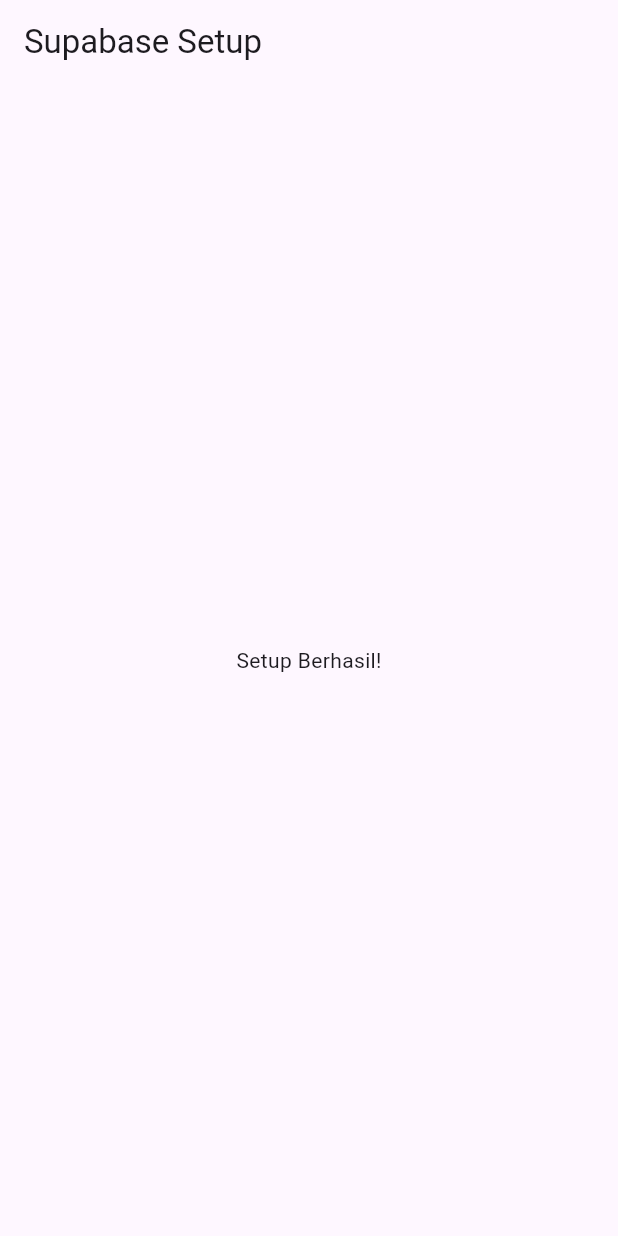
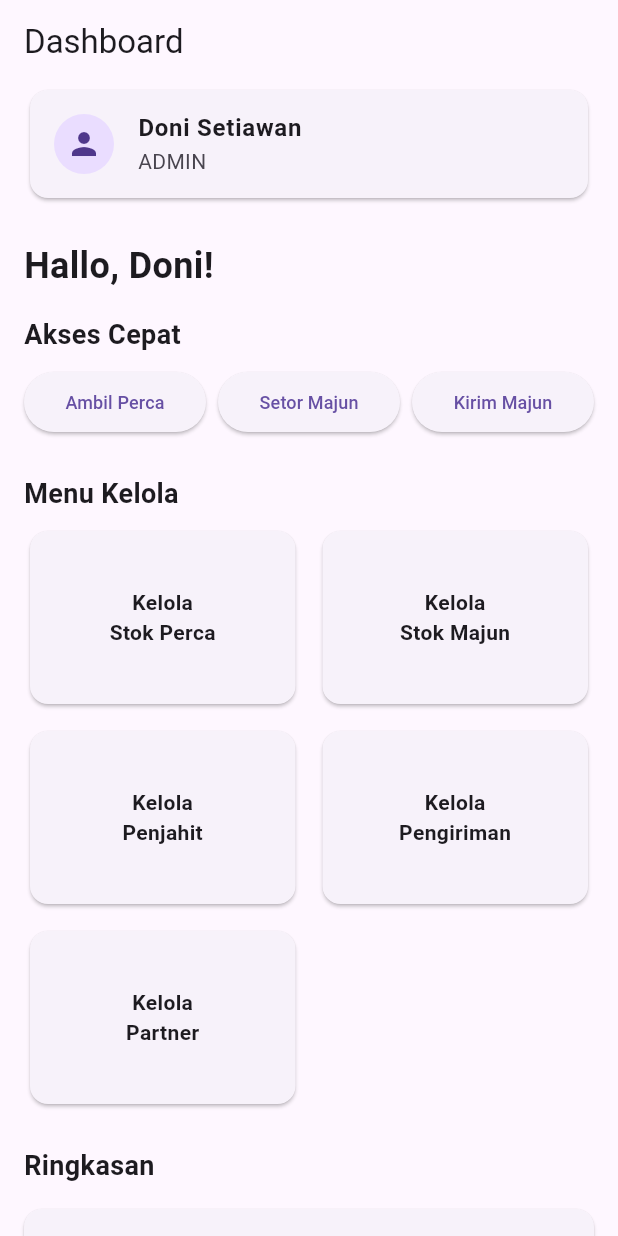
Before and after one commit to dwirez99/majunkita, a Flutter app: the screen it shows after launch, on a phone screen of 412 x 824 dp. Run offline on Flutter 3.47's test engine with Material 3 defaults, Android fonts, the phone set to English and light mode, and no system bars; our stand-ins replace flutter_dotenv, flutter_riverpod, supabase_flutter; accounts and stored records are empty.

Commit message:
Hard code the Dashboard

```diff
--- /dev/null
+++ b/lib/features/Dashboard/presentations/screens/dashboard_admin_screen.dart
@@ -0,0 +1,84 @@
+import 'package:flutter/material.dart';
+import 'package:flutter_riverpod/flutter_riverpod.dart';
+import '../widgets/management_menu.dart';
+import '../widgets/quick_acces_menu.dart';
+import '../widgets/summary_card.dart';
+import '../widgets/user_profile_card.dart';
+
+class DashboardScreen extends ConsumerWidget {
+  const DashboardScreen({super.key});
+
+  @override
+  Widget build(BuildContext context, WidgetRef ref) {
+    return Scaffold(
+      // Kita gunakan AppBar transparan agar konten bisa dimulai dari atas
+      appBar: AppBar(
+        title: const Text('Dashboard'),
+        backgroundColor: Colors.transparent,
+        elevation: 0,
+      ),
+      body: SingleChildScrollView(
+        child: Padding(
+          padding: const EdgeInsets.symmetric(horizontal: 16.0),
+          child: Column(
+            crossAxisAlignment: CrossAxisAlignment.start,
+            children: [
+              // 1. KARTU PROFIL PENGGUNA
+              const UserProfileCard(),
+
+              const SizedBox(height: 24),
+
+              // 2. TEKS SAPAAN
+              const Text(
+                'Hallo, Doni!',
+                style: TextStyle(fontSize: 24, fontWeight: FontWeight.bold),
+              ),
+
+              const SizedBox(height: 16),
+
+              // 3. AKSES CEPAT
+              const QuickAccessButtons(),
+
+              const SizedBox(height: 24),
+
+              // 4. MENU KELOLA
+              const ManagementMenuGrid(),
+
+              const SizedBox(height: 24),
+
+              // 5. BAGIAN RINGKASAN
+              const Text(
+                'Ringkasan',
+                style: TextStyle(fontSize: 18, fontWeight: FontWeight.bold),
+              ),
+              const SizedBox(height: 16),
+              const SummaryCard(
+                title: 'Ringkasan Perca',
+                children: [
+                  Text('Stok Perca Saat Ini : 580 KG'),
+                  Text('Stok yang ada pada penjahit : 60kg'),
+                  Text('Terakhir Ambil : 29-05-2025'),
+                ],
+              ),
+               const SummaryCard(
+                title: 'Ringkasan Majun',
+                children: [
+                  Text('Stok majun Saat Ini : 120 KG'),
+                  Text('Kemungkinan kirim : 20 Karung'),
+                  Text('Pengiriman Terakhir : 01-09-2024'),
+                ],
+              ),
+              const SummaryCard(
+                title: 'Ringkasan Penjahit',
+                children: [
+                  Text('Jumlah Penjahit Aktif : 10'),
+                  Text('Upah yang belum dibayarkan : Rp.700,000.00'),
+                ],
+              ),
+            ],
+          ),
+        ),
+      ),
+    );
+  }
+}
--- /dev/null
+++ b/lib/features/Dashboard/presentations/widgets/management_menu.dart
@@ -0,0 +1,51 @@
+// lib/features/dashboard/presentation/widgets/management_menu_grid.dart
+import 'package:flutter/material.dart';
+
+class ManagementMenuGrid extends StatelessWidget {
+  const ManagementMenuGrid({super.key});
+
+  @override
+  Widget build(BuildContext context) {
+    // Daftar menu bisa dibuat dinamis nanti
+    final List<String> menuItems = [
+      'Kelola\nStok Perca', 'Kelola\nStok Majun',
+      'Kelola\nPenjahit', 'Kelola\nPengiriman',
+      'Kelola\nPartner',
+    ];
+
+    return Column(
+      crossAxisAlignment: CrossAxisAlignment.start,
+      children: [
+        const Text('Menu Kelola', style: TextStyle(fontSize: 18, fontWeight: FontWeight.bold)),
+        const SizedBox(height: 8),
+        GridView.builder(
+          shrinkWrap: true, // Penting di dalam SingleChildScrollView
+          physics: const NeverScrollableScrollPhysics(), // Nonaktifkan scroll internal GridView
+          gridDelegate: const SliverGridDelegateWithFixedCrossAxisCount(
+            crossAxisCount: 2, // 2 kolom
+            crossAxisSpacing: 10,
+            mainAxisSpacing: 10,
+            childAspectRatio: 1.5, // Atur rasio lebar:tinggi card
+          ),
+          itemCount: menuItems.length,
+          itemBuilder: (context, index) {
+            return Card(
+              child: InkWell(
+                onTap: () {
+                  // TODO: Tambahkan navigasi sesuai menu
+                },
+                child: Center(
+                  child: Text(
+                    menuItems[index],
+                    textAlign: TextAlign.center,
+                    style: const TextStyle(fontWeight: FontWeight.bold),
+                  ),
+                ),
+              ),
+            );
+          },
+        ),
+      ],
+    );
+  }
+}
--- /dev/null
+++ b/lib/features/Dashboard/presentations/widgets/quick_acces_menu.dart
@@ -0,0 +1,50 @@
+// lib/features/dashboard/presentation/widgets/quick_access_buttons.dart
+import 'package:flutter/material.dart';
+
+class QuickAccessButtons extends StatelessWidget {
+  const QuickAccessButtons({super.key});
+
+  @override
+  Widget build(BuildContext context) {
+    return Column(
+      crossAxisAlignment: CrossAxisAlignment.start,
+      children: [
+        const Text('Akses Cepat', style: TextStyle(fontSize: 18, fontWeight: FontWeight.bold)),
+        const SizedBox(height: 8),
+        Wrap(
+          spacing: 8.0, // Jarak horizontal antar tombol
+          runSpacing: 8.0, // Jarak vertical jika tombol pindah baris
+          children: [
+            SizedBox(
+              width: (MediaQuery.of(context).size.width - 48) / 3, // 48 = padding + spacing
+              child: ElevatedButton(
+                onPressed: () {},
+                child: const Text('Ambil Perca',
+                  style: TextStyle(fontSize: 12),
+                  overflow: TextOverflow.ellipsis),
+              ),
+            ),
+            SizedBox(
+              width: (MediaQuery.of(context).size.width - 48) / 3,
+              child: ElevatedButton(
+                onPressed: () {},
+                child: const Text('Setor Majun',
+                  style: TextStyle(fontSize: 12),
+                  overflow: TextOverflow.ellipsis),
+              ),
+            ),
+            SizedBox(
+              width: (MediaQuery.of(context).size.width - 48) / 3,
+              child: ElevatedButton(
+                onPressed: () {},
+                child: const Text('Kirim Majun',
+                  style: TextStyle(fontSize: 12),
+                  overflow: TextOverflow.ellipsis),
+              ),
+            ),
+          ],
+        ),
+      ],
+    );
+  }
+}
--- /dev/null
+++ b/lib/features/Dashboard/presentations/widgets/summary_card.dart
@@ -0,0 +1,31 @@
+// lib/features/dashboard/presentation/widgets/summary_card.dart
+import 'package:flutter/material.dart';
+
+class SummaryCard extends StatelessWidget {
+  final String title;
+  final List<Widget> children; // Menggunakan list of widget agar fleksibel
+
+  const SummaryCard({
+    super.key,
+    required this.title,
+    required this.children,
+  });
+
+  @override
+  Widget build(BuildContext context) {
+    return Card(
+      margin: const EdgeInsets.only(bottom: 16),
+      child: Padding(
+        padding: const EdgeInsets.all(16.0),
+        child: Column(
+          crossAxisAlignment: CrossAxisAlignment.start,
+          children: [
+            Text(title, style: const TextStyle(fontSize: 16, fontWeight: FontWeight.bold)),
+            const Divider(height: 20),
+            ...children, // Tampilkan semua widget anak
+          ],
+        ),
+      ),
+    );
+  }
+}
--- /dev/null
+++ b/lib/features/Dashboard/presentations/widgets/user_profile_card.dart
@@ -0,0 +1,19 @@
+// lib/features/dashboard/presentation/widgets/user_profile_card.dart
+import 'package:flutter/material.dart';
+
+class UserProfileCard extends StatelessWidget {
+  const UserProfileCard({super.key});
+
+  @override
+  Widget build(BuildContext context) {
+    return Card(
+      child: ListTile(
+        leading: const CircleAvatar(
+          child: Icon(Icons.person),
+        ),
+        title: const Text('Doni Setiawan', style: TextStyle(fontWeight: FontWeight.bold)),
+        subtitle: const Text('ADMIN'),
+      ),
+    );
+  }
+}
--- a/lib/main.dart
+++ b/lib/main.dart
@@ -1,25 +1,59 @@
 // lib/main.dart
 
 import 'package:flutter/material.dart';
+import 'package:flutter_dotenv/flutter_dotenv.dart';
 import 'package:flutter_riverpod/flutter_riverpod.dart';
 import 'package:supabase_flutter/supabase_flutter.dart';
+import 'features/Dashboard/presentations/screens/dashboard_admin_screen.dart';
 
 void main() async {
-  // Pastikan Flutter binding sudah siap
   WidgetsFlutterBinding.ensureInitialized();
 
-  // Inisialisasi Supabase! Ini adalah langkah krusial.
+  try {
+    // Load environment variables
+    try {
+      await dotenv.load(fileName: ".env");
+    } catch (envError) {
+      // Fallback: set environment variables directly
+      dotenv.env['SUPABASE_URL'] = 'https://fswmiqldurziscghckpc.supabase.co';
+      dotenv.env['SUPABASE_ANON_KEY'] = 'eyJhbGciOiJIUzI1NiIsInR5cCI6IkpXVCJ9.eyJpc3MiOiJzdXBhYmFzZSIsInJlZiI6ImZzd21pcWxkdXJ6aXNjZ2hja3BjIiwicm9sZSI6ImFub24iLCJpYXQiOjE3NTg5ODg0MDQsImV4cCI6MjA3NDU2NDQwNH0.5XHO6Da8wydaGn3_fqYrN21REXL2IKfSExcMXKJTnZ4';
+    }
+
+    // Initialize Supabase
     await Supabase.initialize(
-    url: 'YOUR_SUPABASE_URL',       // Ganti dengan URL Anda
-    anonKey: 'YOUR_SUPABASE_ANON_KEY', // Ganti dengan Anon Key Anda
+      url: dotenv.env['SUPABASE_URL'] ?? '',
+      anonKey: dotenv.env['SUPABASE_ANON_KEY'] ?? '',
     );
 
     runApp(
-    // ProviderScope diperlukan agar semua provider Riverpod berfungsi
       const ProviderScope(
         child: MyApp(),
       ),
     );
+
+  } catch (e) {
+    // Show error screen if initialization fails
+    runApp(
+      MaterialApp(
+        home: Scaffold(
+          appBar: AppBar(title: const Text('Initialization Error')),
+          body: Center(
+            child: Column(
+              mainAxisAlignment: MainAxisAlignment.center,
+              children: [
+                const Icon(Icons.error, size: 64, color: Colors.red),
+                const SizedBox(height: 16),
+                const Text('Error during app initialization:',
+                          style: TextStyle(fontSize: 18, fontWeight: FontWeight.bold)),
+                const SizedBox(height: 8),
+                Text(e.toString(), textAlign: TextAlign.center),
+              ],
+            ),
+          ),
+        ),
+      ),
+    );
+  }
 }
 
 class MyApp extends StatelessWidget {
@@ -27,12 +61,14 @@
 
   @override
   Widget build(BuildContext context) {
-    // ... sisa kode aplikasi Anda
     return MaterialApp(
-      home: Scaffold(
-        appBar: AppBar(title: const Text('Supabase Setup')),
-        body: const Center(child: Text('Setup Berhasil!')),
+      title: 'Majunkita',
+      debugShowCheckedModeBanner: false,
+      theme: ThemeData(
+        primarySwatch: Colors.blue,
+        visualDensity: VisualDensity.adaptivePlatformDensity,
       ),
+      home: const DashboardScreen(),
     );
   }
 }
```
Also changed, not shown: pubspec.yaml (+3 -6 lines), pubspec.lock, 1 other file. Lines whose indentation alone changed are shown as unchanged.
